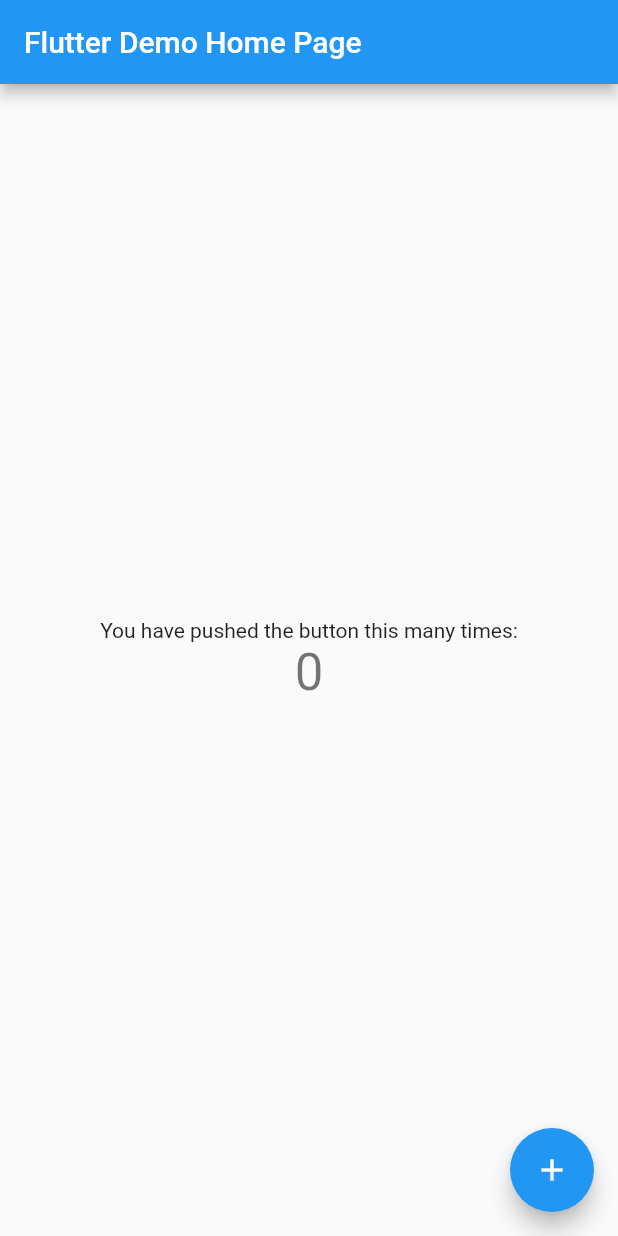
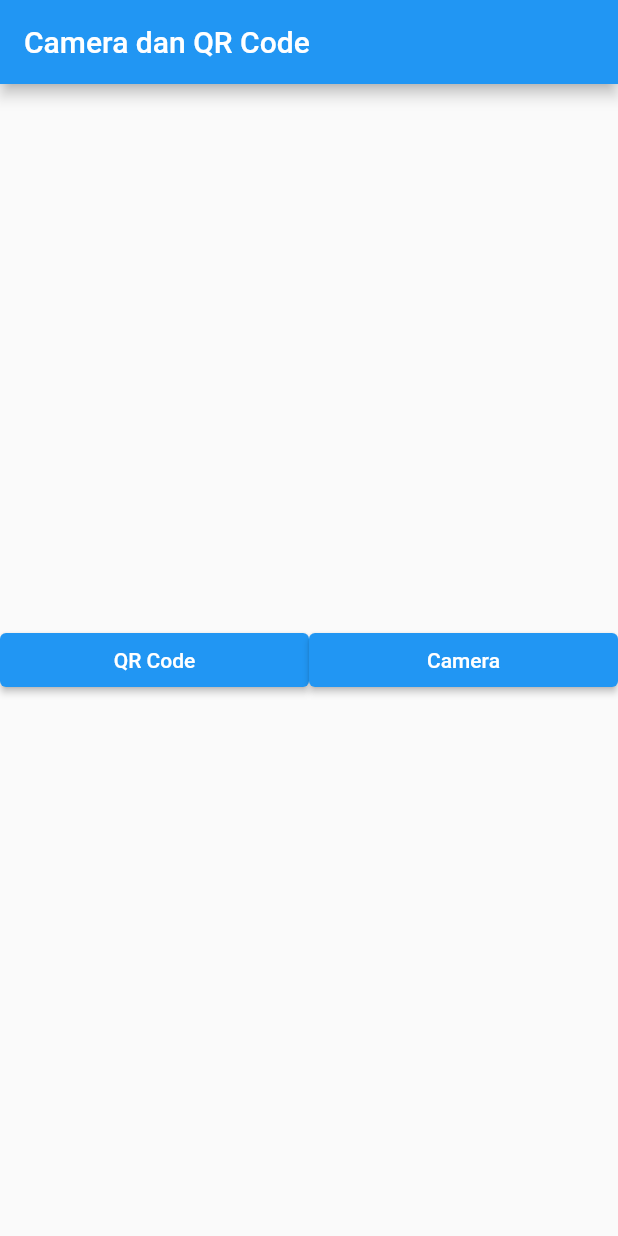
Before and after one commit to ririssilvia/flutter_camera_qrcode, a Flutter app: the screen it shows after launch, on a phone screen of 412 x 824 dp. Run offline on Flutter 3.47's test engine with Material 2 defaults, Android fonts, the phone set to English and light mode, and no system bars; our stand-ins replace camera; missing offline and left inert: qr_code_scanner.

Commit message:
qr code and camera done

```diff
--- a/lib/main.dart
+++ b/lib/main.dart
@@ -1,115 +1,73 @@
+import 'package:camera/camera.dart';
+import 'package:camera_qrcode_flutter/qrcode.dart';
 import 'package:flutter/material.dart';
+
+import 'camera.dart';
 
 void main() {
   runApp(const MyApp());
 }
 
 class MyApp extends StatelessWidget {
-  const MyApp({super.key});
+  const MyApp({Key? key}) : super(key: key);
 
-  // This widget is the root of your application.
   @override
   Widget build(BuildContext context) {
     return MaterialApp(
-      title: 'Flutter Demo',
-      theme: ThemeData(
-        // This is the theme of your application.
-        //
-        // Try running your application with "flutter run". You'll see the
-        // application has a blue toolbar. Then, without quitting the app, try
-        // changing the primarySwatch below to Colors.green and then invoke
-        // "hot reload" (press "r" in the console where you ran "flutter run",
-        // or simply save your changes to "hot reload" in a Flutter IDE).
-        // Notice that the counter didn't reset back to zero; the application
-        // is not restarted.
-        primarySwatch: Colors.blue,
-      ),
-      home: const MyHomePage(title: 'Flutter Demo Home Page'),
+      home: Home(),
     );
   }
 }
 
-class MyHomePage extends StatefulWidget {
-  const MyHomePage({super.key, required this.title});
+class Home extends StatelessWidget {
+  late final CameraDescription firstCamera;
 
-  // This widget is the home page of your application. It is stateful, meaning
-  // that it has a State object (defined below) that contains fields that affect
-  // how it looks.
+  Future<void> camera() async {
+    // Ensure that plugin services are initialized so that `availableCameras()`
+    // can be called before `runApp()`
+    WidgetsFlutterBinding.ensureInitialized();
 
-  // This class is the configuration for the state. It holds the values (in this
-  // case the title) provided by the parent (in this case the App widget) and
-  // used by the build method of the State. Fields in a Widget subclass are
-  // always marked "final".
+    // Obtain a list of the available cameras on the device.
+    final cameras = await availableCameras();
 
-  final String title;
-
-  @override
-  State<MyHomePage> createState() => _MyHomePageState();
-}
-
-class _MyHomePageState extends State<MyHomePage> {
-  int _counter = 0;
-
-  void _incrementCounter() {
-    setState(() {
-      // This call to setState tells the Flutter framework that something has
-      // changed in this State, which causes it to rerun the build method below
-      // so that the display can reflect the updated values. If we changed
-      // _counter without calling setState(), then the build method would not be
-      // called again, and so nothing would appear to happen.
-      _counter++;
-    });
+    // Get a specific camera from the list of available cameras.
+    firstCamera = cameras.first;
   }
 
   @override
   Widget build(BuildContext context) {
-    // This method is rerun every time setState is called, for instance as done
-    // by the _incrementCounter method above.
-    //
-    // The Flutter framework has been optimized to make rerunning build methods
-    // fast, so that you can just rebuild anything that needs updating rather
-    // than having to individually change instances of widgets.
     return Scaffold(
-      appBar: AppBar(
-        // Here we take the value from the MyHomePage object that was created by
-        // the App.build method, and use it to set our appbar title.
-        title: Text(widget.title),
-      ),
+      appBar: AppBar(title: const Text('Camera dan QR Code')),
       body: Center(
-        // Center is a layout widget. It takes a single child and positions it
-        // in the middle of the parent.
-        child: Column(
-          // Column is also a layout widget. It takes a list of children and
-          // arranges them vertically. By default, it sizes itself to fit its
-          // children horizontally, and tries to be as tall as its parent.
-          //
-          // Invoke "debug painting" (press "p" in the console, choose the
-          // "Toggle Debug Paint" action from the Flutter Inspector in Android
-          // Studio, or the "Toggle Debug Paint" command in Visual Studio Code)
-          // to see the wireframe for each widget.
-          //
-          // Column has various properties to control how it sizes itself and
-          // how it positions its children. Here we use mainAxisAlignment to
-          // center the children vertically; the main axis here is the vertical
-          // axis because Columns are vertical (the cross axis would be
-          // horizontal).
-          mainAxisAlignment: MainAxisAlignment.center,
-          children: <Widget>[
-            const Text(
-              'You have pushed the button this many times:',
+        child: Row(
+          crossAxisAlignment: CrossAxisAlignment.center,
+          children: [
+            Expanded(
+              child: ElevatedButton(
+                onPressed: () {
+                  Navigator.of(context).push(MaterialPageRoute(
+                    builder: (context) => const QRCode(),
+                  ));
+                },
+                child: const Text('QR Code'),
+              ),
             ),
-            Text(
-              '$_counter',
-              style: Theme.of(context).textTheme.headline4,
+            Expanded(
+              child: ElevatedButton(
+                onPressed: () {
+                  camera();
+                  Navigator.of(context).push(MaterialPageRoute(
+                    builder: (context) => TakePictureScreen(
+                      camera: this.firstCamera,
+                    ),
+                  ));
+                },
+                child: const Text('Camera'),
+              ),
             ),
           ],
         ),
       ),
-      floatingActionButton: FloatingActionButton(
-        onPressed: _incrementCounter,
-        tooltip: 'Increment',
-        child: const Icon(Icons.add),
-      ), // This trailing comma makes auto-formatting nicer for build methods.
     );
   }
 }
--- a/pubspec.yaml
+++ b/pubspec.yaml
@@ -36,7 +36,7 @@
   # The following adds the Cupertino Icons font to your application.
   # Use with the CupertinoIcons class for iOS style icons.
   cupertino_icons: ^1.0.2
-  camera: ^0.10.0+1
+  camera: any
   path_provider: ^2.0.11
   path: ^1.8.2
   qr_code_scanner: ^1.0.1
```
Also changed, not shown: lib/camera.dart (added, +117 -0 lines), lib/qrcode.dart (added, +190 -0 lines).
